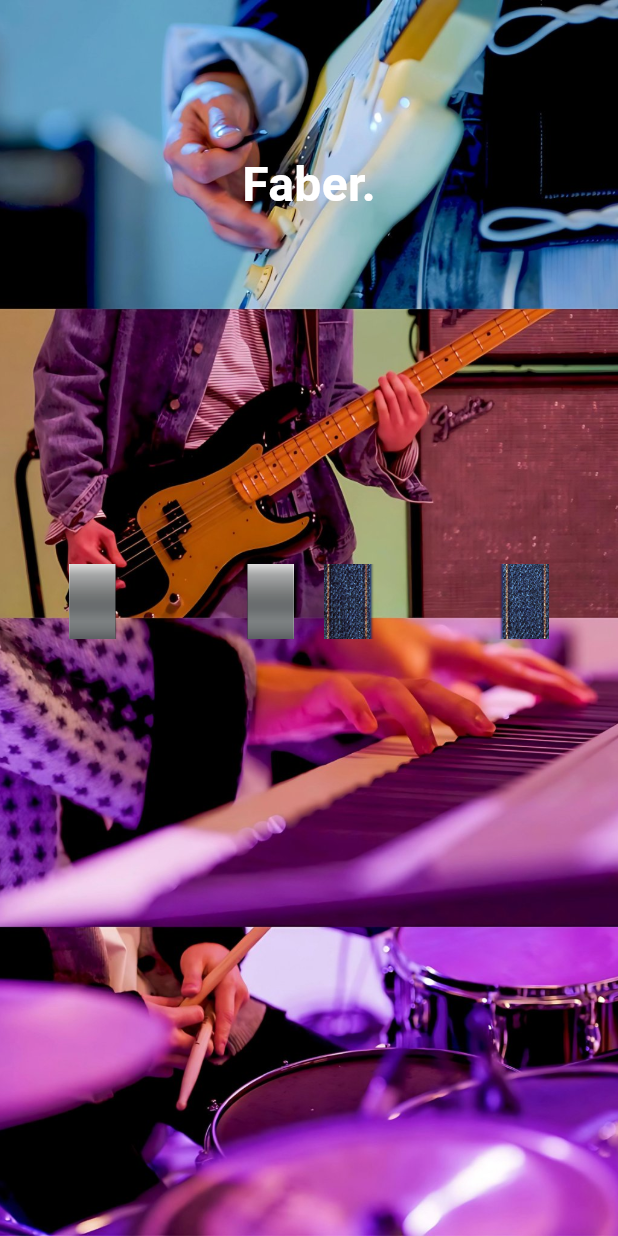
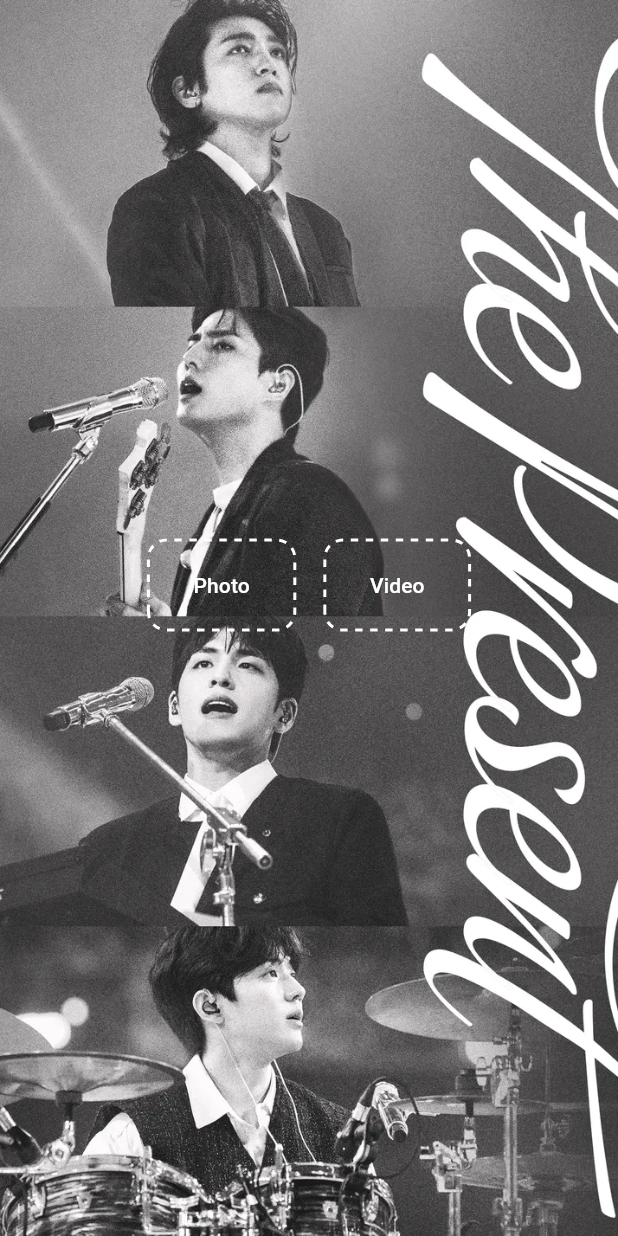
Before and after one commit to smjy9502/faber, a Flutter app: the screen it shows after launch, on a phone screen of 412 x 824 dp. Run offline on Flutter 3.47's test engine with Material 3 defaults, Android fonts, the phone set to English and light mode, and no system bars; drawn by our look-alikes of dotted_border; our stand-ins replace photo_view, youtube_player_iframe.

Commit message:
1. main_screen  - faber 글씨 삭제  - 버튼 디자인 변경  - 배경이미지 변경(콘서트 포스터) 2. photo_screen  - 이미지 디스플레이 변경(원형 액자)  - 이미지 클릭시 액션 추가(화면 꽉 차게) 3. video_screen  - 하단 글씨 크기/기울임 추가 4. etc  - main_screen 배경이미지 추가(.webp)

```diff
--- a/faber_concert_01/lib/screens/main_screen.dart
+++ b/faber_concert_01/lib/screens/main_screen.dart
@@ -1,5 +1,5 @@
 import 'package:flutter/material.dart';
-import '../widgets/custom_button.dart';
+import 'package:dotted_border/dotted_border.dart';
 import 'photo_screen.dart';
 import 'video_screen.dart';
 
@@ -12,7 +12,7 @@ class MainScreen extends StatelessWidget {
       body: Container(
         decoration: const BoxDecoration(
           image: DecorationImage(
-            image: AssetImage('assets/images/concert_main.jpg'),
+            image: AssetImage('assets/images/concert_main.webp'),
             fit: BoxFit.cover,
           ),
         ),
@@ -20,38 +20,23 @@ class MainScreen extends StatelessWidget {
           child: Column(
             mainAxisAlignment: MainAxisAlignment.start,
             children: [
-              const SizedBox(height: 100),
-              const Text(
-                'Faber.',
-                style: TextStyle(
-                  fontSize: 32,
-                  fontWeight: FontWeight.bold,
-                  color: Colors.white,
-                ),
-              ),
-              const SizedBox(height: 230),
+              const SizedBox(height: 360),
               Row(
                 mainAxisAlignment: MainAxisAlignment.center,
                 children: [
-                  CustomButton(
-                    imagePath: 'assets/images/photo_button.png',
-                    onPressed: () {
+                  _buildDottedButton('Photo', () {
                     Navigator.push(
                       context,
                       MaterialPageRoute(builder: (context) => const PhotoScreen()),
                     );
-                    },
-                  ),
+                  }),
                   const SizedBox(width: 20),
-                  CustomButton(
-                    imagePath: 'assets/images/video_button.webp',
-                    onPressed: () {
+                  _buildDottedButton('Video', () {
                     Navigator.push(
                       context,
                       MaterialPageRoute(builder: (context) => const VideoScreen()),
                     );
-                    },
-                  ),
+                  }),
                 ],
               ),
             ],
@@ -60,4 +45,26 @@ class MainScreen extends StatelessWidget {
       ),
     );
   }
+
+  Widget _buildDottedButton(String text, VoidCallback onPressed) {
+    return DottedBorder(
+      color: Colors.white,
+      strokeWidth: 2,
+      dashPattern: const [5, 5],
+      borderType: BorderType.RRect,
+      radius: const Radius.circular(12),
+      padding: const EdgeInsets.all(6),
+      child: ClipRRect(
+        borderRadius: const BorderRadius.all(Radius.circular(12)),
+        child: ElevatedButton(
+          style: ElevatedButton.styleFrom(
+            foregroundColor: Colors.white, backgroundColor: Colors.transparent,
+            elevation: 0,
+          ),
+          onPressed: onPressed,
+          child: Text(text),
+        ),
+      ),
+    );
   }
+}
--- a/faber_concert_01/lib/screens/video_screen.dart
+++ b/faber_concert_01/lib/screens/video_screen.dart
@@ -25,9 +25,9 @@ class VideoScreen extends StatelessWidget {
               YoutubePlayerWidget(videoId: 'gqh2oXaCHMA'),
               const SizedBox(height: 20),
               const Text(
-                '20250201\nDAY6 Concert',
+                '20250201\nI remember, We remember.',
                 textAlign: TextAlign.center,
-                style: TextStyle(fontSize: 18, color: Colors.white),
+                style: TextStyle(fontSize: 14, color: Colors.white, fontStyle: FontStyle.italic),
               ),
               const SizedBox(height: 20),
               ElevatedButton(
--- a/faber_concert_01/pubspec.yaml
+++ b/faber_concert_01/pubspec.yaml
@@ -33,9 +33,11 @@ environment:
 dependencies:
   flutter:
     sdk: flutter
+  photo_view: ^0.14.0
+  dotted_border: ^2.0.0+3
   cupertino_icons: ^1.0.8
-  youtube_player_flutter: ^8.1.2
-  youtube_player_iframe: ^4.0.4
+  youtube_player_flutter: ^9.1.1
+  youtube_player_iframe: ^5.2.1
 
 
 dev_dependencies:
```
Also changed, not shown: faber_concert_01/lib/screens/photo_screen.dart (+43 -6 lines), faber_concert_01/assets/images/concert_main.webp (added). Lines whose indentation alone changed are shown as unchanged.
